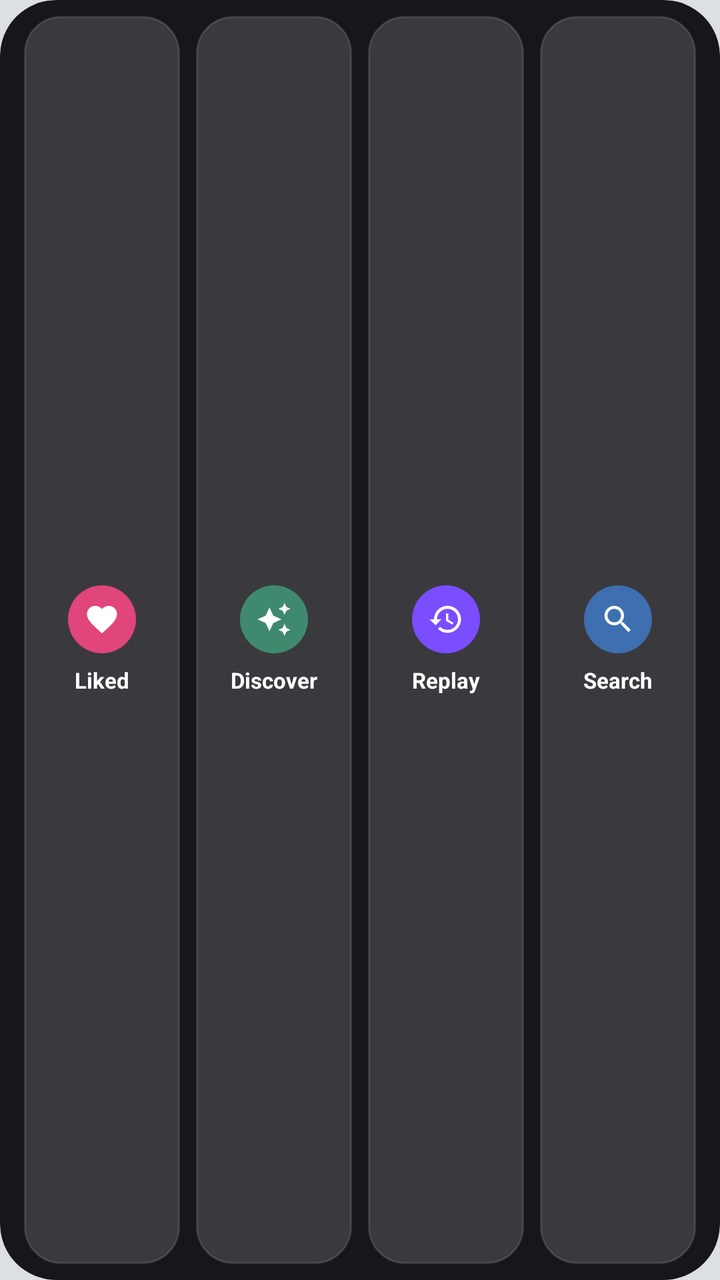
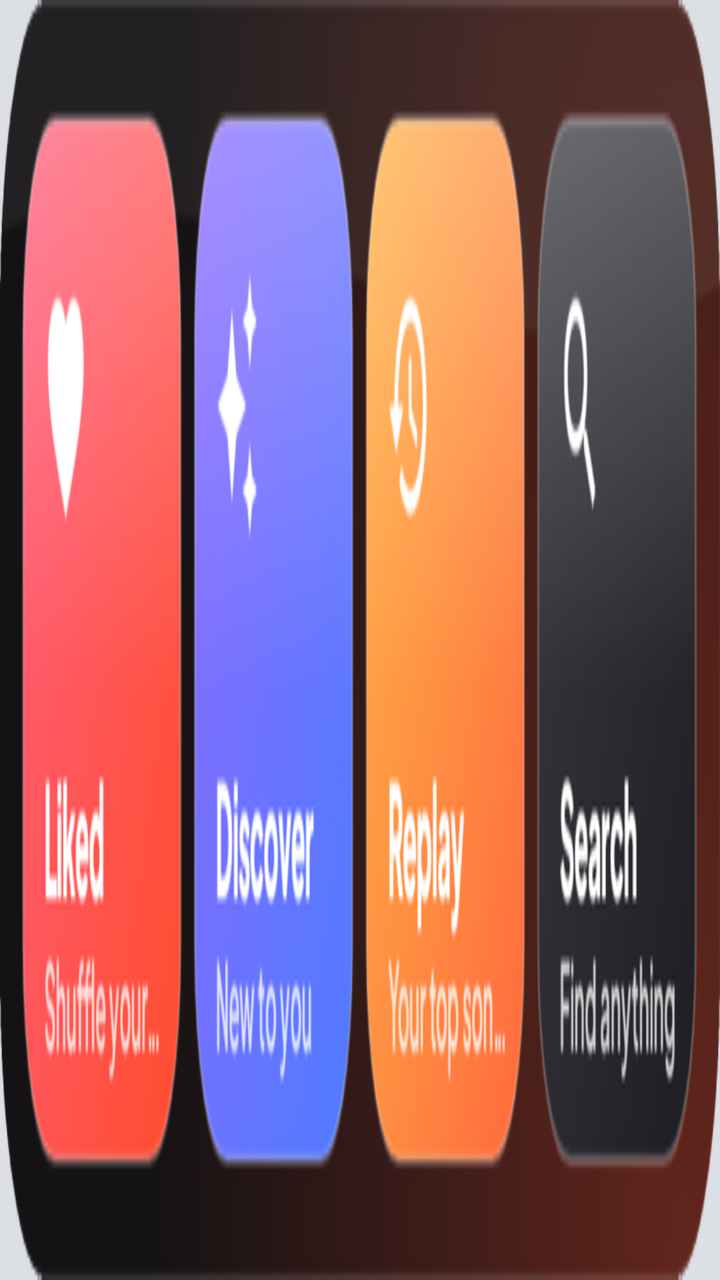

Before-and-after screenshots of an Android layout around one commit, followed by the original layout XML and the change that was made.
<!-- AndroidManifest.xml: application theme Theme.BopDop -->
<!-- res/layout/widget_quick.xml -->
<?xml version="1.0" encoding="utf-8"?>
<LinearLayout xmlns:android="http://schemas.android.com/apk/res/android"
    android:id="@+id/widget_root"
    android:layout_width="match_parent"
    android:layout_height="match_parent"
    android:background="@drawable/widget_shape"
    android:clipToOutline="true"
    android:orientation="horizontal"
    android:padding="8dp">

    <LinearLayout
        android:id="@+id/widget_quick_liked"
        android:layout_width="0dp"
        android:layout_height="match_parent"
        android:layout_marginStart="4dp"
        android:layout_marginEnd="4dp"
        android:layout_weight="1"
        android:background="@drawable/widget_chip"
        android:gravity="center"
        android:orientation="vertical">

        <ImageView
            android:layout_width="34dp"
            android:layout_height="34dp"
            android:background="@drawable/widget_play_circle"
            android:backgroundTint="#FFE0457B"
            android:padding="8dp"
            android:src="@drawable/ic_w_heart_fill"
            android:importantForAccessibility="no" />

        <TextView
            android:layout_width="wrap_content"
            android:layout_height="wrap_content"
            android:layout_marginTop="6dp"
            android:ellipsize="end"
            android:maxLines="1"
            android:text="Liked"
            android:textColor="#FFFFFFFF"
            android:textSize="11sp"
            android:textStyle="bold" />
    </LinearLayout>

    <LinearLayout
        android:id="@+id/widget_quick_discover"
        android:layout_width="0dp"
        android:layout_height="match_parent"
        android:layout_marginStart="4dp"
        android:layout_marginEnd="4dp"
        android:layout_weight="1"
        android:background="@drawable/widget_chip"
        android:gravity="center"
        android:orientation="vertical">

        <ImageView
            android:layout_width="34dp"
            android:layout_height="34dp"
            android:background="@drawable/widget_play_circle"
            android:backgroundTint="#FF3F8A6E"
            android:padding="8dp"
            android:src="@drawable/ic_w_sparkle"
            android:importantForAccessibility="no" />

        <TextView
            android:layout_width="wrap_content"
            android:layout_height="wrap_content"
            android:layout_marginTop="6dp"
            android:ellipsize="end"
            android:maxLines="1"
            android:text="Discover"
            android:textColor="#FFFFFFFF"
            android:textSize="11sp"
            android:textStyle="bold" />
    </LinearLayout>

    <LinearLayout
        android:id="@+id/widget_quick_replay"
        android:layout_width="0dp"
        android:layout_height="match_parent"
        android:layout_marginStart="4dp"
        android:layout_marginEnd="4dp"
        android:layout_weight="1"
        android:background="@drawable/widget_chip"
        android:gravity="center"
        android:orientation="vertical">

        <ImageView
            android:layout_width="34dp"
            android:layout_height="34dp"
            android:background="@drawable/widget_play_circle"
            android:backgroundTint="#FF7A4DFF"
            android:padding="8dp"
            android:src="@drawable/ic_w_history"
            android:importantForAccessibility="no" />

        <TextView
            android:layout_width="wrap_content"
            android:layout_height="wrap_content"
            android:layout_marginTop="6dp"
            android:ellipsize="end"
            android:maxLines="1"
            android:text="Replay"
            android:textColor="#FFFFFFFF"
            android:textSize="11sp"
            android:textStyle="bold" />
    </LinearLayout>

    <LinearLayout
        android:id="@+id/widget_quick_search"
        android:layout_width="0dp"
        android:layout_height="match_parent"
        android:layout_marginStart="4dp"
        android:layout_marginEnd="4dp"
        android:layout_weight="1"
        android:background="@drawable/widget_chip"
        android:gravity="center"
        android:orientation="vertical">

        <ImageView
            android:layout_width="34dp"
            android:layout_height="34dp"
            android:background="@drawable/widget_play_circle"
            android:backgroundTint="#FF3E6FB0"
            android:padding="8dp"
            android:src="@drawable/ic_w_search"
            android:importantForAccessibility="no" />

        <TextView
            android:layout_width="wrap_content"
            android:layout_height="wrap_content"
            android:layout_marginTop="6dp"
            android:ellipsize="end"
            android:maxLines="1"
            android:text="Search"
            android:textColor="#FFFFFFFF"
            android:textSize="11sp"
            android:textStyle="bold" />
    </LinearLayout>
</LinearLayout>
<!-- resources referenced by this layout -->
<resources>
  <!-- drawable ic_w_heart_fill (drawable) -->
  <vector xmlns:android="http://schemas.android.com/apk/res/android" android:width="24dp" android:height="24dp" android:viewportWidth="24" android:viewportHeight="24">
      <path android:fillColor="#FFFFFFFF" android:pathData="M12,21.35l-1.45,-1.32C5.4,15.36 2,12.28 2,8.5 2,5.42 4.42,3 7.5,3c1.74,0 3.41,0.81 4.5,2.09C13.09,3.81 14.76,3 16.5,3 19.58,3 22,5.42 22,8.5c0,3.78 -3.4,6.86 -8.55,11.54L12,21.35z"/>
  </vector>
  <!-- drawable ic_w_history (drawable) -->
  <vector xmlns:android="http://schemas.android.com/apk/res/android" android:width="24dp" android:height="24dp" android:viewportWidth="24" android:viewportHeight="24">
      <path android:fillColor="#FFFFFFFF" android:pathData="M13,3c-4.97,0 -9,4.03 -9,9L1,12l3.89,3.89 0.07,0.14L9,12L6,12c0,-3.87 3.13,-7 7,-7s7,3.13 7,7 -3.13,7 -7,7c-1.93,0 -3.68,-0.79 -4.94,-2.06l-1.42,1.42C8.27,19.99 10.51,21 13,21c4.97,0 9,-4.03 9,-9s-4.03,-9 -9,-9zM12,8v5l4.28,2.54 0.72,-1.21 -3.5,-2.08L13.5,8L12,8z"/>
  </vector>
  <!-- drawable ic_w_search (drawable) -->
  <vector xmlns:android="http://schemas.android.com/apk/res/android" android:width="24dp" android:height="24dp" android:viewportWidth="24" android:viewportHeight="24">
      <path android:fillColor="#FFFFFFFF" android:pathData="M15.5,14h-0.79l-0.28,-0.27C15.41,12.59 16,11.11 16,9.5 16,5.91 13.09,3 9.5,3S3,5.91 3,9.5 5.91,16 9.5,16c1.61,0 3.09,-0.59 4.23,-1.57l0.27,0.28v0.79l5,4.99L20.49,19l-4.99,-5zM9.5,14C7.01,14 5,11.99 5,9.5S7.01,5 9.5,5 14,7.01 14,9.5 11.99,14 9.5,14z"/>
  </vector>
  <!-- drawable ic_w_sparkle (drawable) -->
  <vector xmlns:android="http://schemas.android.com/apk/res/android" android:width="24dp" android:height="24dp" android:viewportWidth="24" android:viewportHeight="24">
      <path android:fillColor="#FFFFFFFF" android:pathData="M19,9l1.25,-2.75L23,5l-2.75,-1.25L19,1l-1.25,2.75L15,5l2.75,1.25L19,9zM11.5,9.5L9,4 6.5,9.5 1,12l5.5,2.5L9,20l2.5,-5.5L17,12l-5.5,-2.5zM19,15l-1.25,2.75L15,19l2.75,1.25L19,23l1.25,-2.75L23,19l-2.75,-1.25L19,15z"/>
  </vector>
  <!-- drawable widget_chip (drawable) -->
  <?xml version="1.0" encoding="utf-8"?>
  <shape xmlns:android="http://schemas.android.com/apk/res/android" android:shape="rectangle">
      <solid android:color="#26FFFFFF" />
      <stroke android:width="1dp" android:color="#1FFFFFFF" />
      <corners android:radius="18dp" />
  </shape>
  <!-- drawable widget_play_circle (drawable) -->
  <?xml version="1.0" encoding="utf-8"?>
  <shape xmlns:android="http://schemas.android.com/apk/res/android" android:shape="oval">
      <solid android:color="#FFFFFFFF" />
  </shape>
  <!-- drawable widget_shape (drawable) -->
  <?xml version="1.0" encoding="utf-8"?>
  <shape xmlns:android="http://schemas.android.com/apk/res/android" android:shape="rectangle">
      <solid android:color="#FF17161C" />
      <corners android:radius="@dimen/widget_radius" />
  </shape>
  <style name="Theme.BopDop" parent="android:Theme.Material.NoActionBar">
          <item name="android:windowBackground">@color/ink</item>
          <item name="android:statusBarColor">@android:color/transparent</item>
          <item name="android:navigationBarColor">@android:color/transparent</item>
          <item name="android:windowLightStatusBar">true</item>
      </style>
  <dimen name="widget_radius">24dp</dimen>
  <color name="ink">#FFDCDFE4</color>
</resources>

<!-- the commit's change to res/layout/widget_quick.xml (unified diff, before → after) -->
@@ -1,138 +1,21 @@
 <?xml version="1.0" encoding="utf-8"?>
-<LinearLayout xmlns:android="http://schemas.android.com/apk/res/android"
+<FrameLayout xmlns:android="http://schemas.android.com/apk/res/android"
     android:id="@+id/widget_root"
     android:layout_width="match_parent"
-    android:layout_height="match_parent"
-    android:background="@drawable/widget_shape"
-    android:clipToOutline="true"
-    android:orientation="horizontal"
-    android:padding="8dp">
+    android:layout_height="match_parent">
 
-    <LinearLayout
-        android:id="@+id/widget_quick_liked"
-        android:layout_width="0dp"
+    <ImageView
+        android:id="@+id/widget_canvas"
+        android:layout_width="match_parent"
         android:layout_height="match_parent"
-        android:layout_marginStart="4dp"
-        android:layout_marginEnd="4dp"
-        android:layout_weight="1"
-        android:background="@drawable/widget_chip"
-        android:gravity="center"
-        android:orientation="vertical">
+        android:scaleType="fitXY"
+        android:src="@drawable/widget_preview_quick"
+        android:importantForAccessibility="no" />
 
-        <ImageView
-            android:layout_width="34dp"
-            android:layout_height="34dp"
-            android:background="@drawable/widget_play_circle"
-            android:backgroundTint="#FFE0457B"
-            android:padding="8dp"
-            android:src="@drawable/ic_w_heart_fill"
-            android:importantForAccessibility="no" />
-
-        <TextView
-            android:layout_width="wrap_content"
-            android:layout_height="wrap_content"
-            android:layout_marginTop="6dp"
-            android:ellipsize="end"
-            android:maxLines="1"
-            android:text="Liked"
-            android:textColor="#FFFFFFFF"
-            android:textSize="11sp"
-            android:textStyle="bold" />
+    <LinearLayout android:layout_width="match_parent" android:layout_height="match_parent" android:padding="10dp" android:orientation="horizontal">
+        <FrameLayout android:id="@+id/widget_quick_liked" android:layout_width="0dp" android:layout_height="match_parent" android:contentDescription="Shuffle Liked Songs" android:layout_weight="1" android:layout_marginStart="4dp" android:layout_marginEnd="4dp" />
+        <FrameLayout android:id="@+id/widget_quick_discover" android:layout_width="0dp" android:layout_height="match_parent" android:contentDescription="Discover" android:layout_weight="1" android:layout_marginStart="4dp" android:layout_marginEnd="4dp" />
+        <FrameLayout android:id="@+id/widget_quick_replay" android:layout_width="0dp" android:layout_height="match_parent" android:contentDescription="Your Replay" android:layout_weight="1" android:layout_marginStart="4dp" android:layout_marginEnd="4dp" />
+        <FrameLayout android:id="@+id/widget_quick_search" android:layout_width="0dp" android:layout_height="match_parent" android:contentDescription="Search" android:layout_weight="1" android:layout_marginStart="4dp" android:layout_marginEnd="4dp" />
     </LinearLayout>
-
-    <LinearLayout
-        android:id="@+id/widget_quick_discover"
-        android:layout_width="0dp"
-        android:layout_height="match_parent"
-        android:layout_marginStart="4dp"
-        android:layout_marginEnd="4dp"
-        android:layout_weight="1"
-        android:background="@drawable/widget_chip"
-        android:gravity="center"
-        android:orientation="vertical">
-
-        <ImageView
-            android:layout_width="34dp"
-            android:layout_height="34dp"
-            android:background="@drawable/widget_play_circle"
-            android:backgroundTint="#FF3F8A6E"
-            android:padding="8dp"
-            android:src="@drawable/ic_w_sparkle"
-            android:importantForAccessibility="no" />
-
-        <TextView
-            android:layout_width="wrap_content"
-            android:layout_height="wrap_content"
-            android:layout_marginTop="6dp"
-            android:ellipsize="end"
-            android:maxLines="1"
-            android:text="Discover"
-            android:textColor="#FFFFFFFF"
-            android:textSize="11sp"
-            android:textStyle="bold" />
-    </LinearLayout>
-
-    <LinearLayout
-        android:id="@+id/widget_quick_replay"
-        android:layout_width="0dp"
-        android:layout_height="match_parent"
-        android:layout_marginStart="4dp"
-        android:layout_marginEnd="4dp"
-        android:layout_weight="1"
-        android:background="@drawable/widget_chip"
-        android:gravity="center"
-        android:orientation="vertical">
-
-        <ImageView
-            android:layout_width="34dp"
-            android:layout_height="34dp"
-            android:background="@drawable/widget_play_circle"
-            android:backgroundTint="#FF7A4DFF"
-            android:padding="8dp"
-            android:src="@drawable/ic_w_history"
-            android:importantForAccessibility="no" />
-
-        <TextView
-            android:layout_width="wrap_content"
-            android:layout_height="wrap_content"
-            android:layout_marginTop="6dp"
-            android:ellipsize="end"
-            android:maxLines="1"
-            android:text="Replay"
-            android:textColor="#FFFFFFFF"
-            android:textSize="11sp"
-            android:textStyle="bold" />
-    </LinearLayout>
-
-    <LinearLayout
-        android:id="@+id/widget_quick_search"
-        android:layout_width="0dp"
-        android:layout_height="match_parent"
-        android:layout_marginStart="4dp"
-        android:layout_marginEnd="4dp"
-        android:layout_weight="1"
-        android:background="@drawable/widget_chip"
-        android:gravity="center"
-        android:orientation="vertical">
-
-        <ImageView
-            android:layout_width="34dp"
-            android:layout_height="34dp"
-            android:background="@drawable/widget_play_circle"
-            android:backgroundTint="#FF3E6FB0"
-            android:padding="8dp"
-            android:src="@drawable/ic_w_search"
-            android:importantForAccessibility="no" />
-
-        <TextView
-            android:layout_width="wrap_content"
-            android:layout_height="wrap_content"
-            android:layout_marginTop="6dp"
-            android:ellipsize="end"
-            android:maxLines="1"
-            android:text="Search"
-            android:textColor="#FFFFFFFF"
-            android:textSize="11sp"
-            android:textStyle="bold" />
-    </LinearLayout>
-</LinearLayout>
+</FrameLayout>
<!-- resource entries referenced after the edit -->
@@ -1,46 +1,12 @@
 <!-- resources referenced by this layout -->
 <resources>
-  <!-- drawable ic_w_heart_fill (drawable) -->
-  <vector xmlns:android="http://schemas.android.com/apk/res/android" android:width="24dp" android:height="24dp" android:viewportWidth="24" android:viewportHeight="24">
-      <path android:fillColor="#FFFFFFFF" android:pathData="M12,21.35l-1.45,-1.32C5.4,15.36 2,12.28 2,8.5 2,5.42 4.42,3 7.5,3c1.74,0 3.41,0.81 4.5,2.09C13.09,3.81 14.76,3 16.5,3 19.58,3 22,5.42 22,8.5c0,3.78 -3.4,6.86 -8.55,11.54L12,21.35z"/>
-  </vector>
-  <!-- drawable ic_w_history (drawable) -->
-  <vector xmlns:android="http://schemas.android.com/apk/res/android" android:width="24dp" android:height="24dp" android:viewportWidth="24" android:viewportHeight="24">
-      <path android:fillColor="#FFFFFFFF" android:pathData="M13,3c-4.97,0 -9,4.03 -9,9L1,12l3.89,3.89 0.07,0.14L9,12L6,12c0,-3.87 3.13,-7 7,-7s7,3.13 7,7 -3.13,7 -7,7c-1.93,0 -3.68,-0.79 -4.94,-2.06l-1.42,1.42C8.27,19.99 10.51,21 13,21c4.97,0 9,-4.03 9,-9s-4.03,-9 -9,-9zM12,8v5l4.28,2.54 0.72,-1.21 -3.5,-2.08L13.5,8L12,8z"/>
-  </vector>
-  <!-- drawable ic_w_search (drawable) -->
-  <vector xmlns:android="http://schemas.android.com/apk/res/android" android:width="24dp" android:height="24dp" android:viewportWidth="24" android:viewportHeight="24">
-      <path android:fillColor="#FFFFFFFF" android:pathData="M15.5,14h-0.79l-0.28,-0.27C15.41,12.59 16,11.11 16,9.5 16,5.91 13.09,3 9.5,3S3,5.91 3,9.5 5.91,16 9.5,16c1.61,0 3.09,-0.59 4.23,-1.57l0.27,0.28v0.79l5,4.99L20.49,19l-4.99,-5zM9.5,14C7.01,14 5,11.99 5,9.5S7.01,5 9.5,5 14,7.01 14,9.5 11.99,14 9.5,14z"/>
-  </vector>
-  <!-- drawable ic_w_sparkle (drawable) -->
-  <vector xmlns:android="http://schemas.android.com/apk/res/android" android:width="24dp" android:height="24dp" android:viewportWidth="24" android:viewportHeight="24">
-      <path android:fillColor="#FFFFFFFF" android:pathData="M19,9l1.25,-2.75L23,5l-2.75,-1.25L19,1l-1.25,2.75L15,5l2.75,1.25L19,9zM11.5,9.5L9,4 6.5,9.5 1,12l5.5,2.5L9,20l2.5,-5.5L17,12l-5.5,-2.5zM19,15l-1.25,2.75L15,19l2.75,1.25L19,23l1.25,-2.75L23,19l-2.75,-1.25L19,15z"/>
-  </vector>
-  <!-- drawable widget_chip (drawable) -->
-  <?xml version="1.0" encoding="utf-8"?>
-  <shape xmlns:android="http://schemas.android.com/apk/res/android" android:shape="rectangle">
-      <solid android:color="#26FFFFFF" />
-      <stroke android:width="1dp" android:color="#1FFFFFFF" />
-      <corners android:radius="18dp" />
-  </shape>
-  <!-- drawable widget_play_circle (drawable) -->
-  <?xml version="1.0" encoding="utf-8"?>
-  <shape xmlns:android="http://schemas.android.com/apk/res/android" android:shape="oval">
-      <solid android:color="#FFFFFFFF" />
-  </shape>
-  <!-- drawable widget_shape (drawable) -->
-  <?xml version="1.0" encoding="utf-8"?>
-  <shape xmlns:android="http://schemas.android.com/apk/res/android" android:shape="rectangle">
-      <solid android:color="#FF17161C" />
-      <corners android:radius="@dimen/widget_radius" />
-  </shape>
+  <!-- drawable widget_preview_quick: png bitmap (drawable-nodpi, 75515 bytes) -->
   <style name="Theme.BopDop" parent="android:Theme.Material.NoActionBar">
           <item name="android:windowBackground">@color/ink</item>
           <item name="android:statusBarColor">@android:color/transparent</item>
           <item name="android:navigationBarColor">@android:color/transparent</item>
           <item name="android:windowLightStatusBar">true</item>
       </style>
-  <dimen name="widget_radius">24dp</dimen>
   <color name="ink">#FFDCDFE4</color>
 </resources>
 
